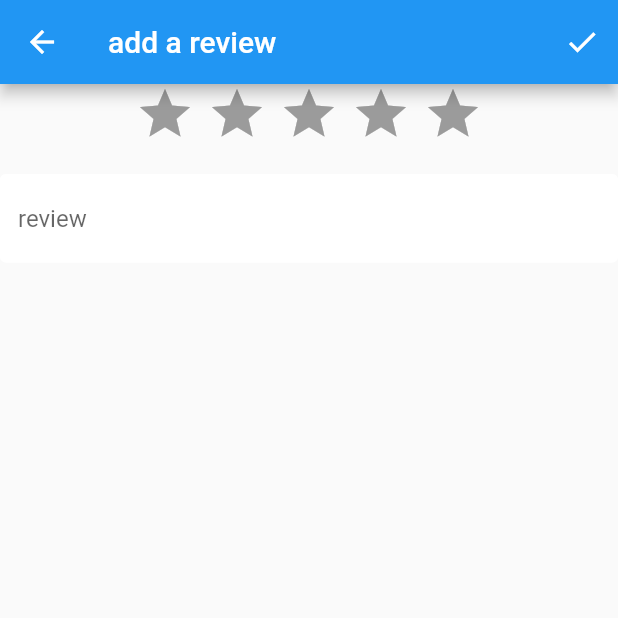
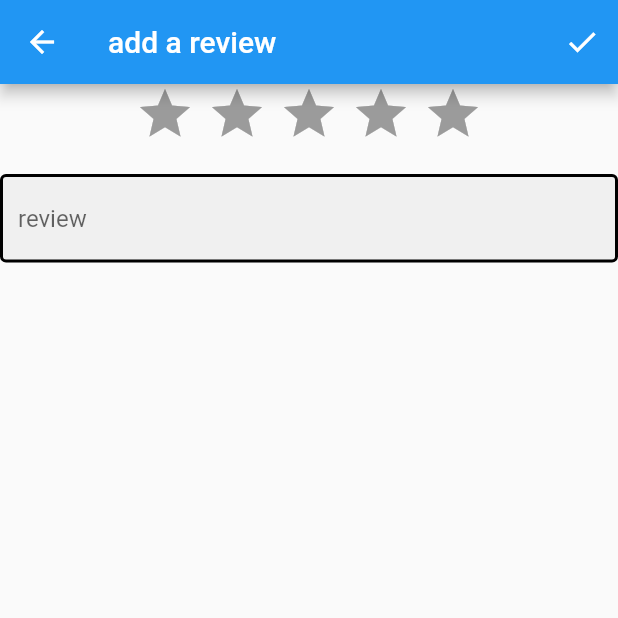
Before and after one commit to vasu23gupta/test_proj, a Flutter app: the AddReview screen opened directly, on a phone screen of 412 x 824 dp, the top half of it. Run offline on Flutter 3.47's test engine with Material 2 defaults, Android fonts, the phone set to English and light mode, and no system bars; drawn by our look-alikes of flutter_rating_bar; our stand-ins replace dio, firebase_auth, firebase_core, flutter_map, flutter_spinkit, latlong and 3 more; missing offline and left inert: flutter_absolute_path, map_launcher, multi_image_picker, profanity_filter; accounts and stored records are empty; network calls fail.

```diff
--- a/lib/screens/add_vendor.dart
+++ b/lib/screens/add_vendor.dart
@@ -4,6 +4,7 @@ import 'package:multi_image_picker/multi_image_picker.dart';
 import 'package:flutter/material.dart';
 import 'package:flutter_map/flutter_map.dart';
 import 'package:http/http.dart' as http;
+import 'package:profanity_filter/profanity_filter.dart';
 import 'package:provider/provider.dart';
 import 'package:test_proj/models/customUser.dart';
 import 'package:test_proj/models/vendor.dart';
@@ -11,6 +12,7 @@ import 'package:test_proj/screens/vendorDetails/vendor_details.dart';
 import 'package:test_proj/services/location_service.dart';
 import 'package:test_proj/shared/constants.dart';
 import 'package:test_proj/services/database.dart';
+import 'package:test_proj/shared/hindi_profanity.dart';
 import 'package:test_proj/shared/loading.dart';
 import 'package:latlong/latlong.dart';
 
@@ -41,6 +43,7 @@ class _AddVendorState extends State<AddVendor> {
   TextEditingController addressController = TextEditingController();
   LatLng userLoc;
   bool editing = false;
+  final filter = ProfanityFilter.filterAdditionally(hindiProfanity);
 
   @override
   void initState() {
@@ -215,7 +218,7 @@ class _AddVendorState extends State<AddVendor> {
     return loading
         ? Loading()
         : Scaffold(
-            backgroundColor: Colors.brown[50],
+            //backgroundColor: Colors.brown[50],
             appBar: AppBar(
               title: Text('Add Vendor'),
               elevation: 0.0,
@@ -372,6 +375,12 @@ class _AddVendorState extends State<AddVendor> {
                             (images.length != 0 || imageIds.length != 0)) {
                           setState(() => loading = true);
 
+                          for (int i = 0; i < tags.length; i++) {
+                            if (filter.hasProfanity(tags[i])) tags.removeAt(i);
+                          }
+                          name = filter.censor(name);
+                          description = filter.censor(description);
+                          address = filter.censor(address);
                           http.Response result;
                           if (editing) {
                             result = await VendorDBService.updateVendor(
--- a/lib/screens/home/home.dart
+++ b/lib/screens/home/home.dart
@@ -48,7 +48,7 @@ class _HomeState extends State<Home> {
             child: FilterChip(
               labelPadding: EdgeInsets.all(5),
               label: Text(fil),
-              backgroundColor: Colors.white,
+              //backgroundColor: Colors.white,
               padding: EdgeInsets.all(5),
               selected: isSelected[fil],
               selectedColor: Colors.blue,
@@ -75,7 +75,7 @@ class _HomeState extends State<Home> {
               child: FilterChip(
                 labelPadding: EdgeInsets.all(5),
                 label: Text(mainSelectedFilter),
-                backgroundColor: Colors.white,
+                //backgroundColor: Colors.white,
                 padding: EdgeInsets.all(5),
                 selected: isSelected[mainSelectedFilter],
                 selectedColor: Colors.red,
@@ -112,7 +112,7 @@ class _HomeState extends State<Home> {
                 child: FilterChip(
                   labelPadding: EdgeInsets.all(5),
                   label: Text(fil),
-                  backgroundColor: Colors.white,
+                  //backgroundColor: Colors.white,
                   padding: EdgeInsets.all(5),
                   selected: areSelected[mainSelectedFilter][ind],
                   selectedColor: Colors.blue,
@@ -226,7 +226,7 @@ class _HomeState extends State<Home> {
     // });
     return Scaffold(
       key: _scaffoldKey,
-      backgroundColor: Colors.brown[50],
+      //backgroundColor: Colors.brown[50],
       drawer: Drawer(
         child: ListView(
           // Important: Remove any padding from the ListView.
--- a/lib/screens/vendorDetails/add_review.dart
+++ b/lib/screens/vendorDetails/add_review.dart
@@ -1,16 +1,15 @@
-import 'dart:convert';
-
 import 'package:firebase_auth/firebase_auth.dart';
 import 'package:flutter/cupertino.dart';
 import 'package:flutter/material.dart';
+import 'package:profanity_filter/profanity_filter.dart';
 import 'package:provider/provider.dart';
 import 'package:test_proj/models/Review.dart';
-import 'package:test_proj/models/customUser.dart';
 import 'package:test_proj/models/vendor.dart';
 import 'package:test_proj/screens/vendorDetails/vendor_details.dart';
 import 'package:test_proj/services/database.dart';
 import 'package:test_proj/shared/constants.dart';
 import 'package:flutter_rating_bar/flutter_rating_bar.dart';
+import 'package:test_proj/shared/hindi_profanity.dart';
 
 class AddReview extends StatefulWidget {
   //final VendorData vendorData;
@@ -23,6 +22,7 @@ class AddReview extends StatefulWidget {
 class _AddReviewState extends State<AddReview> {
   String alertText = "";
   Review review = Review();
+  final filter = ProfanityFilter.filterAdditionally(hindiProfanity);
   TextEditingController mycontroller = new TextEditingController();
   @override
   Widget build(BuildContext context) {
@@ -34,6 +34,7 @@ class _AddReviewState extends State<AddReview> {
             icon: Icon(Icons.check),
             onPressed: () async {
               if (review.stars != 0) {
+                review.review = filter.censor(review.review);
                 final response = await VendorDBService.addVendorReview(
                     review, widget.vendor, await user.getIdToken());
                 if (response.statusCode == 200) {
--- a/lib/screens/vendorDetails/vendor_details.dart
+++ b/lib/screens/vendorDetails/vendor_details.dart
@@ -259,7 +259,7 @@ class _VendorDetailsState extends State<VendorDetails> {
                         IconButton(
                           icon: Icon(Icons.arrow_back_ios),
                           color: Colors.black,
-                          onPressed: () {},
+                          onPressed: () => Navigator.of(context).pop(),
                         ),
                         VendorOptions(vendor: vendor),
                       ],
--- a/lib/shared/constants.dart
+++ b/lib/shared/constants.dart
@@ -2,17 +2,17 @@ import 'dart:collection';
 import 'package:flutter/material.dart';
 
 const textInputDecoration = InputDecoration(
-  fillColor: Colors.white,
+  //fillColor: Colors.white,
   filled: true,
   enabledBorder: OutlineInputBorder(
     borderSide: BorderSide(
-      color: Colors.white,
+      //color: Colors.white,
       width: 2.0,
     ),
   ),
   focusedBorder: OutlineInputBorder(
     borderSide: BorderSide(
-      color: Colors.pink,
+      //color: Colors.pink,
       width: 2.0,
     ),
   ),
--- /dev/null
+++ b/lib/shared/hindi_profanity.dart
@@ -0,0 +1,113 @@
+List<String> hindiProfanity = [
+  'aand',
+  'aandu',
+  'balatkar',
+  'balatkari',
+  'behen chod',
+  'beti chod',
+  'bhadva',
+  'bhadve',
+  'bhandve',
+  'bhangi',
+  'bhootni ke',
+  'bhosad',
+  'bhosadi ke',
+  'bhosdike',
+  'boobe',
+  'chakke',
+  'chinaal',
+  'chinki',
+  'chod',
+  'chodu',
+  'chodu bhagat',
+  'chooche',
+  'choochi',
+  'choope',
+  'choot',
+  'choot ke baal',
+  'chootia',
+  'chootiya',
+  'chuche',
+  'chuchi',
+  'chudaap',
+  'chudai khanaa',
+  'chudam chudai',
+  'chude',
+  'chut',
+  'chut ka chuha',
+  'chut ka churan',
+  'chut ka mail',
+  'chut ke baal',
+  'chut ke dhakkan',
+  'chut maarli',
+  'chutad',
+  'chutadd',
+  'chutan',
+  'chutia',
+  'chutiya',
+  'gaand',
+  'gaandfat',
+  'gaandmasti',
+  'gaandufad',
+  'gandfattu',
+  'gandu',
+  'harami',
+  'haramzade',
+  'hawas',
+  'hawas ke pujari',
+  'hijda',
+  'hijra',
+  'jhaat',
+  'jhant',
+  'jhant chaatu',
+  'jhant ka keeda',
+  'jhant ke baal',
+  'jhant ke pissu',
+  'jhantu',
+  'kamine',
+  'kaminey',
+  'kanjar',
+  'kutta',
+  'kutta kamina',
+  'kutte ki aulad',
+  'kutte ki jat',
+  'kuttiya',
+  'loda',
+  'lodu',
+  'lund',
+  'lund choos',
+  'lund ka bakkal',
+  'lund khajoor',
+  'lundtopi',
+  'lundure',
+  'maa ki chut',
+  'maal',
+  'madar chod',
+  'madarchod',
+  'madhavchod',
+  'mooh mein le',
+  'mutth',
+  'mutthal',
+  'najayaz aulaad',
+  'najayaz paidaish',
+  'raand',
+  'randaap',
+  'randi',
+  'randi rona',
+  'saala',
+  'saala kutta',
+  'saali kutti',
+  'saali randi',
+  'suar ke lund',
+  'suar ki aulad',
+  'tatte',
+  'tatti',
+  'tatto',
+  'teri maa ka bhosada',
+  'teri maa ka boba chusu',
+  'teri maa ki behenchod ',
+  'teri maa ki chut',
+  'tharak',
+  'tharki',
+  'tu chuda'
+];
--- a/pubspec.yaml
+++ b/pubspec.yaml
@@ -42,6 +42,7 @@ dependencies:
   map_launcher: ^1.1.2
   photo_view: ^0.10.3
   flutter_rating_bar: ^3.2.0+1
+  profanity_filter: ^1.0.4
 
 
 dev_dependencies:
--- a/todo.txt
+++ b/todo.txt
@@ -3,9 +3,9 @@ bad word filtering.
 bad images filtering.
 better map provider.
 auth: google, phone, forgot password.
-edit, delete reviews.
 firebase ios.
 ios testing.
+markers for categories.
 
 RELEASE:
 name.
```
Also changed, not shown: pubspec.lock, 2 other files.
